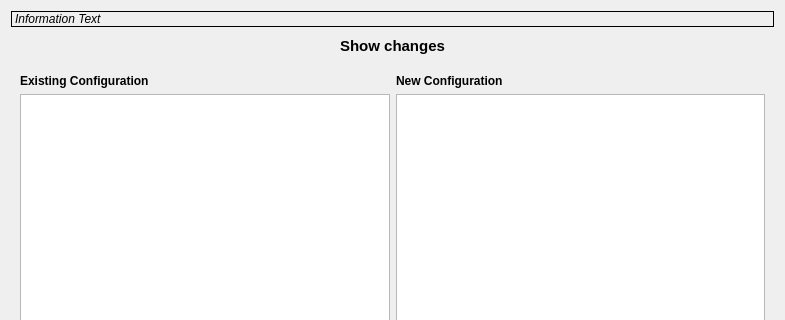
European-XFEL/Karabo, file src/pythonGui/karabogui/dialogs/ui/configuration_comparison.ui: the form before one commit; both pictures show x 0 to 785 and y 0 to 320 of the 785 by 466 pixel window.
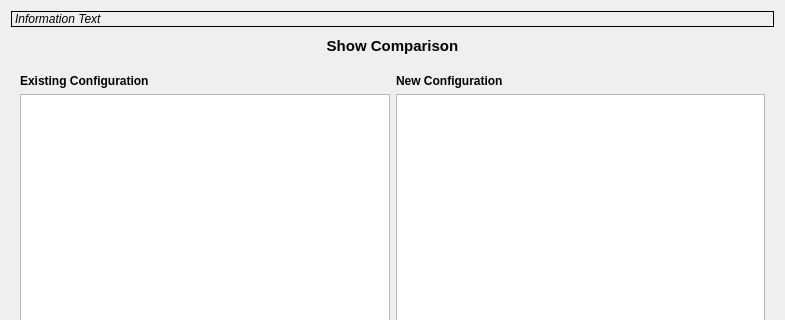
The form after the commit.

Commit message: Fix(GUI): Correct the initial text for 'ui_swap' button

What changed in the file:
```diff
--- a/src/pythonGui/karabogui/dialogs/ui/configuration_comparison.ui
+++ b/src/pythonGui/karabogui/dialogs/ui/configuration_comparison.ui
@@ -44,7 +44,7 @@
         </font>
        </property>
        <property name="text">
-        <string>Show changes</string>
+        <string>Show Comparison</string>
        </property>
        <property name="iconSize">
         <size>
```
The commit also changes 1 other file.
